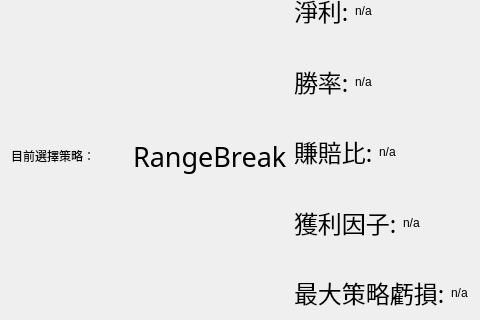
Qt form RangeBreak_Performance.ui (allen93075/Winner) before a commit; both pictures show x 0 to 480 and y 103 to 423 of the 581 by 580 pixel window.
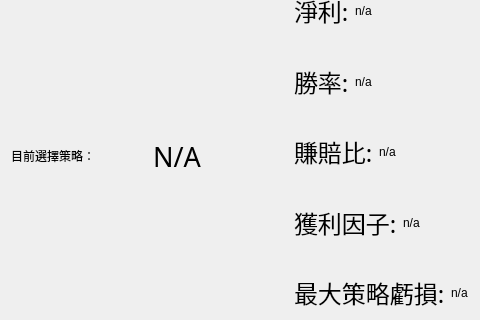
The same form after that commit.

Commit message: 績效介面修改測試

Patch:
```diff
--- a/RangeBreak_Performance.ui
+++ b/RangeBreak_Performance.ui
@@ -42,7 +42,7 @@
             </font>
            </property>
            <property name="text">
-            <string>RangeBreak</string>
+            <string>N/A</string>
            </property>
            <property name="alignment">
             <set>Qt::AlignLeading|Qt::AlignLeft|Qt::AlignVCenter</set>
```
The commit also changes 1 other file.
